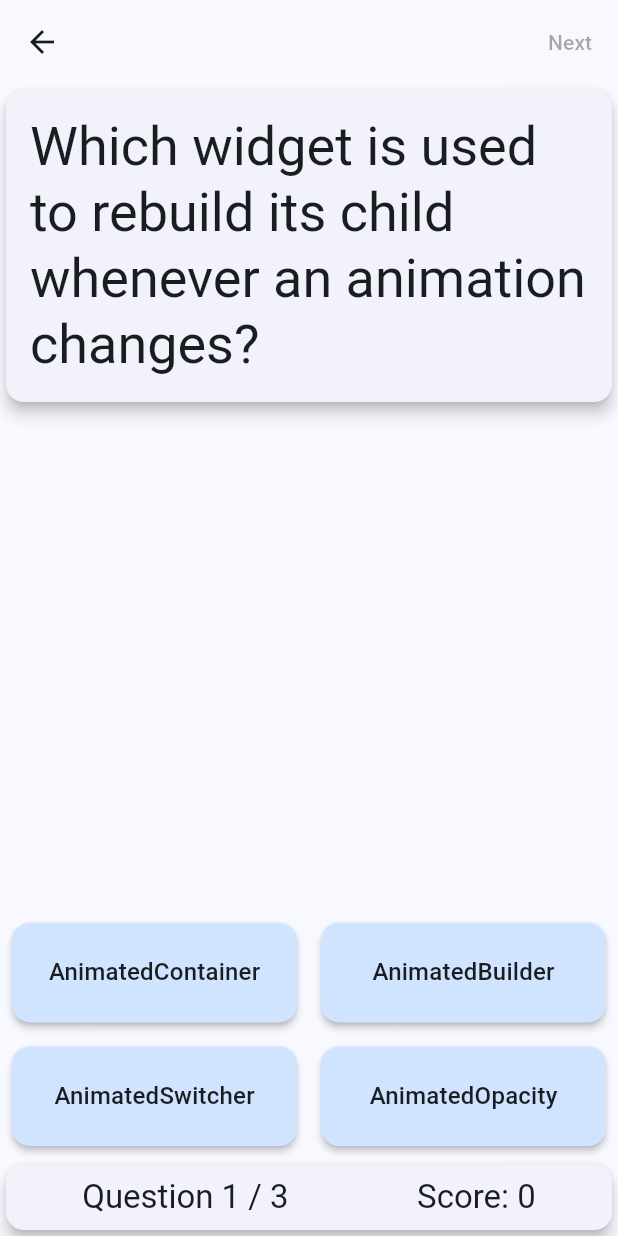
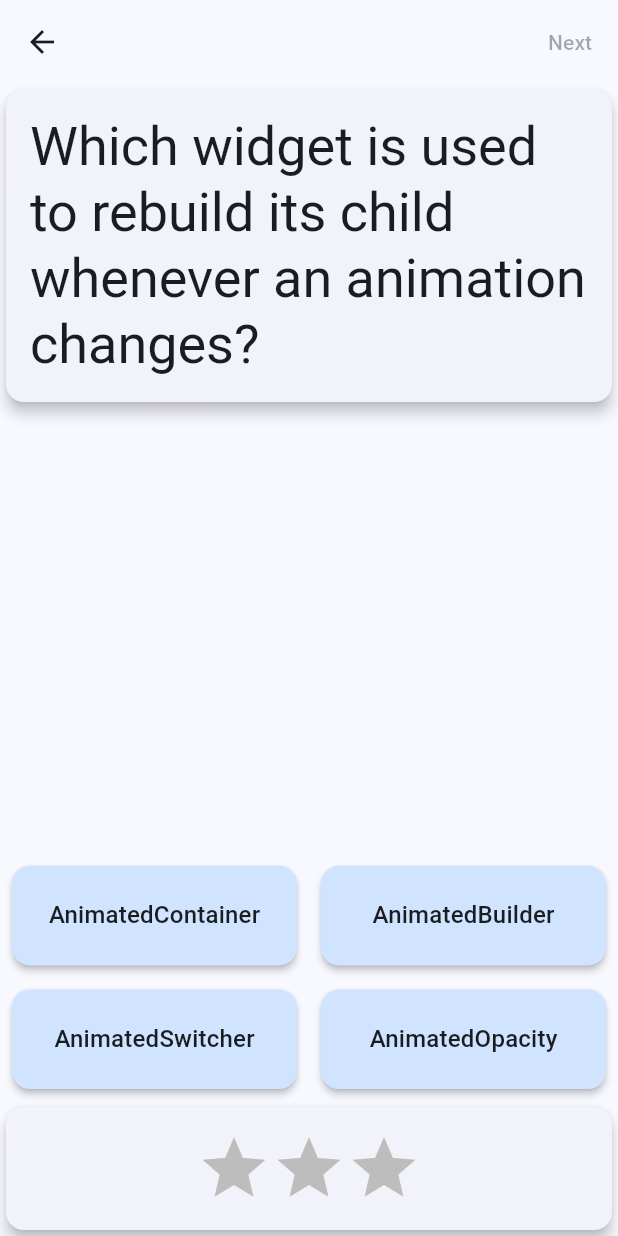
Before and after one commit to NFTknight/flutter-animation-game, a Flutter app: the QuestionScreen screen opened directly, on a phone screen of 412 x 824 dp. Run offline on Flutter 3.47's test engine with Material 3 defaults, Android fonts, the phone set to English and light mode, and no system bars.

Commit message:
add score statusbar

```diff
--- a/lib/question_screen.dart
+++ b/lib/question_screen.dart
@@ -1,4 +1,5 @@
 import 'package:flutter/material.dart';
+import 'package:quiz/scoreboard.dart';
 import 'view_model.dart';
 
 class QuestionScreen extends StatefulWidget {
@@ -161,13 +162,9 @@ class StatusBar extends StatelessWidget {
         child: Row(
           mainAxisAlignment: MainAxisAlignment.spaceAround,
           children: [
-            Text(
-              'Question ${viewModel.answeredQuestionCount} / ${viewModel.totalQuestions}',
-              style: Theme.of(context).textTheme.titleLarge,
-            ),
-            Text(
-              'Score: ${viewModel.score}',
-              style: Theme.of(context).textTheme.titleLarge,
+            Scoreboard(
+              score: viewModel.score,
+              totalQuestions: viewModel.totalQuestions,
             ),
           ],
         ),
```
